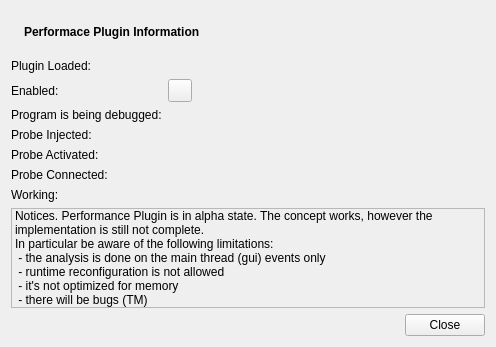
First picture: the form in src/plugins/performance/performanceinformation.ui, repository enricoros/k-qt-creator-inspector, before the edit.
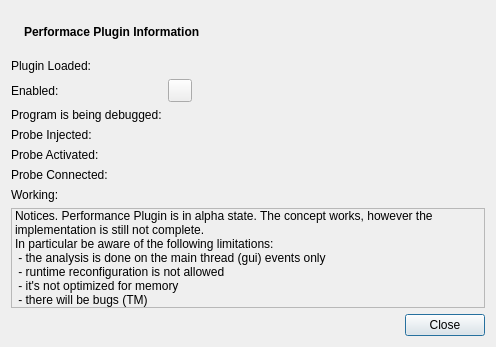
Second picture: the form after the edit. Icons and pictures are not drawn.

Commit message:
Performance Refactoring:  - Plugin: Manager + UI Actions  - Manager: Pane + Server(s) + MiniWidget + UI controls  - Server: link to plugin, data source  - Pane: Window (+Plots) + pane controls  - Information: QDialog modified by Manager (using Server) before showing  - debugger: only performance calls injection  - gdbplugins: added performance stuff
And that's all folks ;-)

Diff of the .ui file:
```diff
--- a/src/plugins/performance/performanceinformation.ui
+++ b/src/plugins/performance/performanceinformation.ui
@@ -1,7 +1,7 @@
 <?xml version="1.0" encoding="UTF-8"?>
 <ui version="4.0">
  <class>PerformanceInformation</class>
- <widget class="QWidget" name="PerformanceInformation">
+ <widget class="QDialog" name="PerformanceInformation">
   <property name="geometry">
    <rect>
     <x>0</x>
```
The commit also changes 14 other files.
